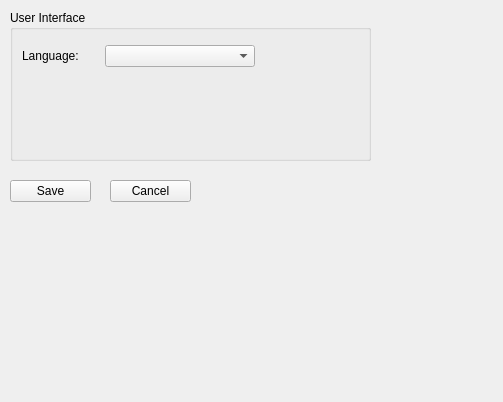
Old version of the form src/gui/widgets/settings.ui in the repository Open-Transactions/Moneychanger.
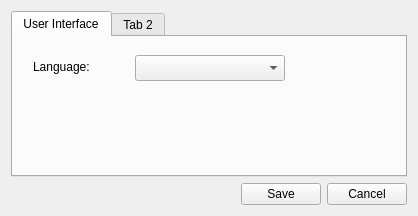
New version of the form.

What changed in the file:
```diff
--- a/src/gui/widgets/settings.ui
+++ b/src/gui/widgets/settings.ui
@@ -6,51 +6,42 @@
    <rect>
     <x>0</x>
     <y>0</y>
-    <width>503</width>
-    <height>402</height>
+    <width>418</width>
+    <height>216</height>
    </rect>
   </property>
   <property name="windowTitle">
    <string>Settings</string>
   </property>
-  <widget class="QGroupBox" name="groupBox">
-   <property name="geometry">
-    <rect>
-     <x>10</x>
-     <y>10</y>
-     <width>361</width>
-     <height>151</height>
-    </rect>
-   </property>
-   <property name="title">
+  <layout class="QVBoxLayout" name="verticalLayout">
+   <item>
+    <widget class="QTabWidget" name="tabWidget">
+     <widget class="QWidget" name="tabUI">
+      <attribute name="title">
     <string>User Interface</string>
-   </property>
-   <layout class="QGridLayout" name="gridLayout">
-    <property name="topMargin">
-     <number>15</number>
-    </property>
-    <item row="1" column="2">
-     <spacer name="verticalSpacer">
-      <property name="orientation">
-       <enum>Qt::Vertical</enum>
-      </property>
-      <property name="sizeHint" stdset="0">
-       <size>
-        <width>20</width>
-        <height>40</height>
-       </size>
-      </property>
-     </spacer>
-    </item>
-    <item row="0" column="0">
+      </attribute>
      <widget class="QLabel" name="labelLanguage">
+       <property name="geometry">
+        <rect>
+         <x>20</x>
+         <y>20</y>
+         <width>65</width>
+         <height>20</height>
+        </rect>
+       </property>
       <property name="text">
        <string>Language:</string>
       </property>
      </widget>
-    </item>
-    <item row="0" column="2">
      <widget class="QComboBox" name="comboBoxLanguage">
+       <property name="geometry">
+        <rect>
+         <x>122</x>
+         <y>18</y>
+         <width>150</width>
+         <height>26</height>
+        </rect>
+       </property>
       <property name="minimumSize">
        <size>
         <width>150</width>
@@ -58,64 +49,46 @@
        </size>
       </property>
      </widget>
-    </item>
-    <item row="0" column="1">
+     </widget>
+     <widget class="QWidget" name="tab_2">
+      <attribute name="title">
+       <string>Tab 2</string>
+      </attribute>
+     </widget>
+    </widget>
+   </item>
+   <item>
+    <layout class="QHBoxLayout" name="horizontalLayout">
+     <item>
      <spacer name="horizontalSpacer">
       <property name="orientation">
        <enum>Qt::Horizontal</enum>
       </property>
-      <property name="sizeType">
-       <enum>QSizePolicy::Fixed</enum>
-      </property>
       <property name="sizeHint" stdset="0">
        <size>
-        <width>20</width>
+         <width>40</width>
         <height>20</height>
        </size>
       </property>
      </spacer>
     </item>
-    <item row="0" column="3">
-     <spacer name="horizontalSpacer_2">
-      <property name="orientation">
-       <enum>Qt::Horizontal</enum>
-      </property>
-      <property name="sizeHint" stdset="0">
-       <size>
-        <width>120</width>
-        <height>20</height>
-       </size>
-      </property>
-     </spacer>
-    </item>
-   </layout>
-  </widget>
+     <item>
   <widget class="QPushButton" name="pushButtonSave">
-   <property name="geometry">
-    <rect>
-     <x>10</x>
-     <y>180</y>
-     <width>81</width>
-     <height>22</height>
-    </rect>
-   </property>
    <property name="text">
     <string>Save</string>
    </property>
   </widget>
+     </item>
+     <item>
   <widget class="QPushButton" name="pushButtonCancel">
-   <property name="geometry">
-    <rect>
-     <x>110</x>
-     <y>180</y>
-     <width>81</width>
-     <height>22</height>
-    </rect>
-   </property>
    <property name="text">
     <string>Cancel</string>
    </property>
   </widget>
+     </item>
+    </layout>
+   </item>
+  </layout>
  </widget>
  <resources/>
  <connections>
```
Lines whose indentation alone changed are shown as unchanged.
